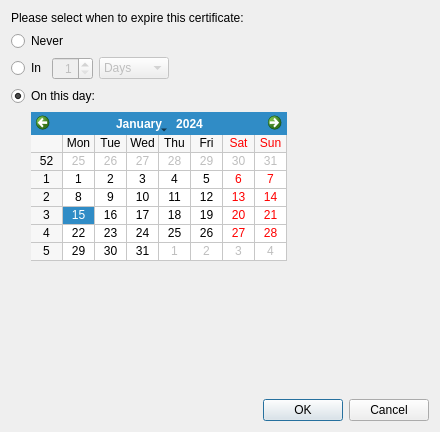
This is dialogs/expirydialog.ui in sensama/kleopatra as Qt 5 draws it before an edit. The edited form follows.
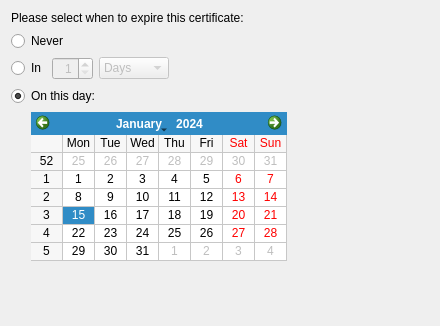
This is the edited form.

Commit message:
Use KDialog as base class to fix layout on WinCE
Let CertificateDetailsDialog, ExpiryDialog and OwnerTrustDialog
inherit KDialog instead of QDialog to make them usable under WinCE
where KDialog adds a QScrollArea automatically if the dialog size
is larger than the screen.

Diff of the .ui file:
```diff
--- a/dialogs/expirydialog.ui
+++ b/dialogs/expirydialog.ui
@@ -1,12 +1,12 @@
 <ui version="4.0" >
  <class>Kleo::Dialogs::ExpiryDialog</class>
- <widget class="QDialog" name="Kleo::Dialogs::ExpiryDialog" >
-  <property name="geometry" >
+ <widget class="QWidget" name="Kleo::Dialogs::ExpiryDialog">
+  <property name="geometry">
    <rect>
     <x>0</x>
     <y>0</y>
     <width>436</width>
-    <height>432</height>
+    <height>326</height>
    </rect>
   </property>
   <property name="windowTitle" >
@@ -183,16 +183,6 @@
      </property>
     </spacer>
    </item>
-   <item>
-    <widget class="QDialogButtonBox" name="buttonBox" >
-     <property name="orientation" >
-      <enum>Qt::Horizontal</enum>
-     </property>
-     <property name="standardButtons" >
-      <set>QDialogButtonBox::Cancel|QDialogButtonBox::NoButton|QDialogButtonBox::Ok</set>
-     </property>
-    </widget>
-   </item>
   </layout>
  </widget>
  <resources/>
```
Left out of the diff: 125 changed lines with no effect on the pictures. The commit also changes 8 other files.
